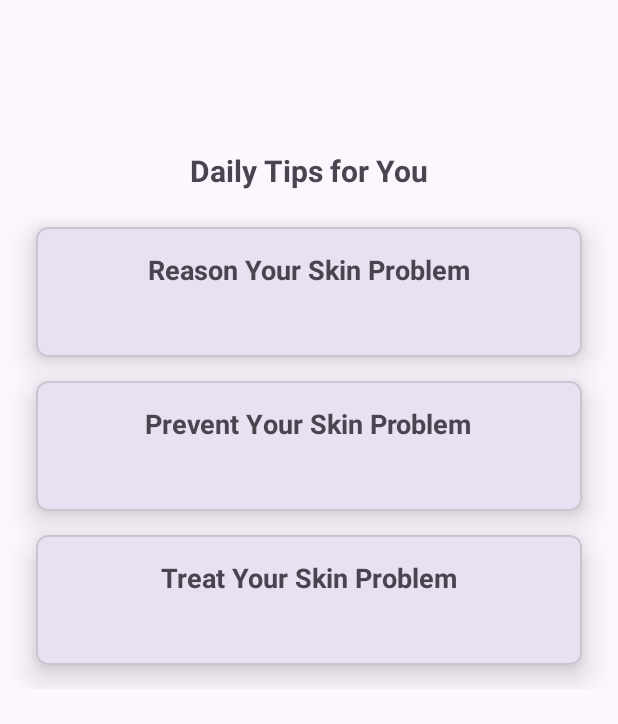
After one commit to farys99/Capstone-Project-C23-PS371, an Android app: the DailyTipsActivity screen opened directly, with no data from a screen before it, on a phone screen of 412 x 824 dp. The commit adds this screen. Shown: the top 724 px of the screen. Run offline under Robolectric (Android 15) with nearby library versions, the phone set to English and light mode, and no system bars.

Commit message:
splash, daily, product recomendation

```diff
--- /dev/null
+++ b/app/src/main/java/com/example/dermadetect/DailyTipsActivity.kt
@@ -0,0 +1,11 @@
+package com.example.dermadetect
+
+import androidx.appcompat.app.AppCompatActivity
+import android.os.Bundle
+
+class DailyTipsActivity : AppCompatActivity() {
+    override fun onCreate(savedInstanceState: Bundle?) {
+        super.onCreate(savedInstanceState)
+        setContentView(R.layout.activity_daily_tips)
+    }
+}
--- /dev/null
+++ b/app/src/main/res/drawable/baseline_insert_photo_24_2.xml
@@ -0,0 +1,5 @@
+<vector android:height="24dp" android:tint="#000"
+    android:viewportHeight="24" android:viewportWidth="24"
+    android:width="24dp" xmlns:android="http://schemas.android.com/apk/res/android">
+    <path android:fillColor="@android:color/white" android:pathData="M21,19V5c0,-1.1 -0.9,-2 -2,-2H5c-1.1,0 -2,0.9 -2,2v14c0,1.1 0.9,2 2,2h14c1.1,0 2,-0.9 2,-2zM8.5,13.5l2.5,3.01L14.5,12l4.5,6H5l3.5,-4.5z"/>
+</vector>
--- /dev/null
+++ b/app/src/main/res/layout/activity_daily_tips.xml
@@ -0,0 +1,144 @@
+<?xml version="1.0" encoding="utf-8"?>
+<androidx.constraintlayout.widget.ConstraintLayout xmlns:android="http://schemas.android.com/apk/res/android"
+    xmlns:app="http://schemas.android.com/apk/res-auto"
+    xmlns:tools="http://schemas.android.com/tools"
+    android:layout_width="match_parent"
+    android:layout_height="match_parent"
+    tools:context=".DailyTipsActivity">
+
+    <LinearLayout
+        android:id="@+id/linearLayout"
+        android:layout_width="0dp"
+        android:layout_height="wrap_content"
+        android:orientation="vertical"
+        app:layout_constraintEnd_toEndOf="parent"
+        app:layout_constraintStart_toStartOf="parent"
+        app:layout_constraintTop_toTopOf="parent">
+
+        <TextView
+            android:id="@+id/tv_daily_tips_title"
+            style="@style/Header"
+            android:layout_width="match_parent"
+            android:layout_height="wrap_content"
+            android:layout_marginStart="24dp"
+            android:layout_marginTop="100dp"
+            android:layout_marginEnd="24dp"
+            android:layout_marginBottom="24dp"
+            android:text="@string/daily_tips_title"
+            android:textAlignment="center"
+            android:textSize="20sp" />
+
+        <com.google.android.material.card.MaterialCardView
+            android:layout_width="match_parent"
+            android:layout_height="wrap_content"
+            android:layout_marginStart="24dp"
+            android:layout_marginEnd="24dp"
+            android:layout_marginBottom="16dp"
+            app:cardCornerRadius="8dp"
+            app:cardElevation="12dp">
+
+            <LinearLayout
+                android:layout_width="match_parent"
+                android:layout_height="wrap_content"
+                android:orientation="vertical"
+                android:paddingTop="16dp"
+                android:paddingBottom="16dp">
+
+                <TextView
+                    style="@style/Header"
+                    android:layout_width="wrap_content"
+                    android:layout_height="wrap_content"
+                    android:layout_gravity="center_horizontal"
+                    android:text="@string/title_reason"
+                    android:textSize="18sp" />
+
+                <TextView
+                    android:id="@+id/reason_skin"
+                    android:layout_width="wrap_content"
+                    android:layout_height="wrap_content"
+                    android:layout_gravity="center_horizontal"
+                    android:layout_marginTop="8dp"
+                    android:paddingLeft="16dp"
+                    android:paddingRight="16dp"
+                    android:textSize="16sp"
+                    tools:text="Because Your skin never washed with correct facial foam" />
+            </LinearLayout>
+        </com.google.android.material.card.MaterialCardView>
+
+        <com.google.android.material.card.MaterialCardView
+            android:layout_width="match_parent"
+            android:layout_height="wrap_content"
+            android:layout_marginStart="24dp"
+            android:layout_marginEnd="24dp"
+            android:layout_marginBottom="16dp"
+            app:cardCornerRadius="8dp"
+            app:cardElevation="12dp">
+
+            <LinearLayout
+                android:layout_width="match_parent"
+                android:layout_height="wrap_content"
+                android:orientation="vertical"
+                android:paddingTop="16dp"
+                android:paddingBottom="16dp">
+
+                <TextView
+                    style="@style/Header"
+                    android:layout_width="wrap_content"
+                    android:layout_height="wrap_content"
+                    android:layout_gravity="center_horizontal"
+                    android:text="@string/prevent_title"
+                    android:textSize="18sp" />
+
+                <TextView
+                    android:id="@+id/prevent_skin"
+                    android:layout_width="wrap_content"
+                    android:layout_height="wrap_content"
+                    android:layout_gravity="center_horizontal"
+                    android:layout_marginTop="8dp"
+                    android:paddingLeft="16dp"
+                    android:paddingRight="16dp"
+                    android:textSize="16sp"
+                    tools:text="dont touch your face if your finger is dirty" />
+            </LinearLayout>
+        </com.google.android.material.card.MaterialCardView>
+
+        <com.google.android.material.card.MaterialCardView
+            android:layout_width="match_parent"
+            android:layout_height="wrap_content"
+            android:layout_marginStart="24dp"
+            android:layout_marginEnd="24dp"
+            android:layout_marginBottom="16dp"
+            app:cardCornerRadius="8dp"
+            app:cardElevation="12dp">
+
+            <LinearLayout
+                android:layout_width="match_parent"
+                android:layout_height="wrap_content"
+                android:orientation="vertical"
+                android:paddingTop="16dp"
+                android:paddingBottom="16dp">
+
+                <TextView
+                    style="@style/Header"
+                    android:layout_width="wrap_content"
+                    android:layout_height="wrap_content"
+                    android:layout_gravity="center_horizontal"
+                    android:text="@string/treat_title"
+                    android:textSize="18sp" />
+
+                <TextView
+                    android:id="@+id/treat_skin"
+                    android:layout_width="wrap_content"
+                    android:layout_height="wrap_content"
+                    android:layout_gravity="center_horizontal"
+                    android:layout_marginTop="8dp"
+                    android:paddingLeft="16dp"
+                    android:paddingRight="16dp"
+                    android:textSize="16sp"
+                    tools:text="use correct skincare and wash your face twice in one day" />
+            </LinearLayout>
+        </com.google.android.material.card.MaterialCardView>
+
+    </LinearLayout>
+
+</androidx.constraintlayout.widget.ConstraintLayout>
--- a/app/src/main/res/values/strings.xml
+++ b/app/src/main/res/values/strings.xml
@@ -21,4 +21,9 @@
     <string name="title_description">Skin Problem Description</string>
     <string name="btn_tips">Tips for You</string>
     <string name="btn_product_recomendation">Product Recomendation</string>
+    <string name="tv_product_recommendation">Product Recomendation</string>
+    <string name="daily_tips_title">Daily Tips for You</string>
+    <string name="title_reason">Reason Your Skin Problem</string>
+    <string name="prevent_title">Prevent Your Skin Problem</string>
+    <string name="treat_title">Treat Your Skin Problem</string>
 </resources>
```
Also changed, not shown: app/src/main/AndroidManifest.xml (+9 -0 lines), app/src/main/java/com/example/dermadetect/ProductRecomendationActivity.kt (added, +11 -0 lines), app/src/main/java/com/example/dermadetect/SplashActivity.kt (added, +11 -0 lines), app/src/main/res/layout/activity_product_recomendation.xml (added, +41 -0 lines), app/src/main/res/layout/activity_splash.xml (added, +9 -0 lines), app/src/main/res/layout/item_product_recomendation.xml (added, +51 -0 lines).
